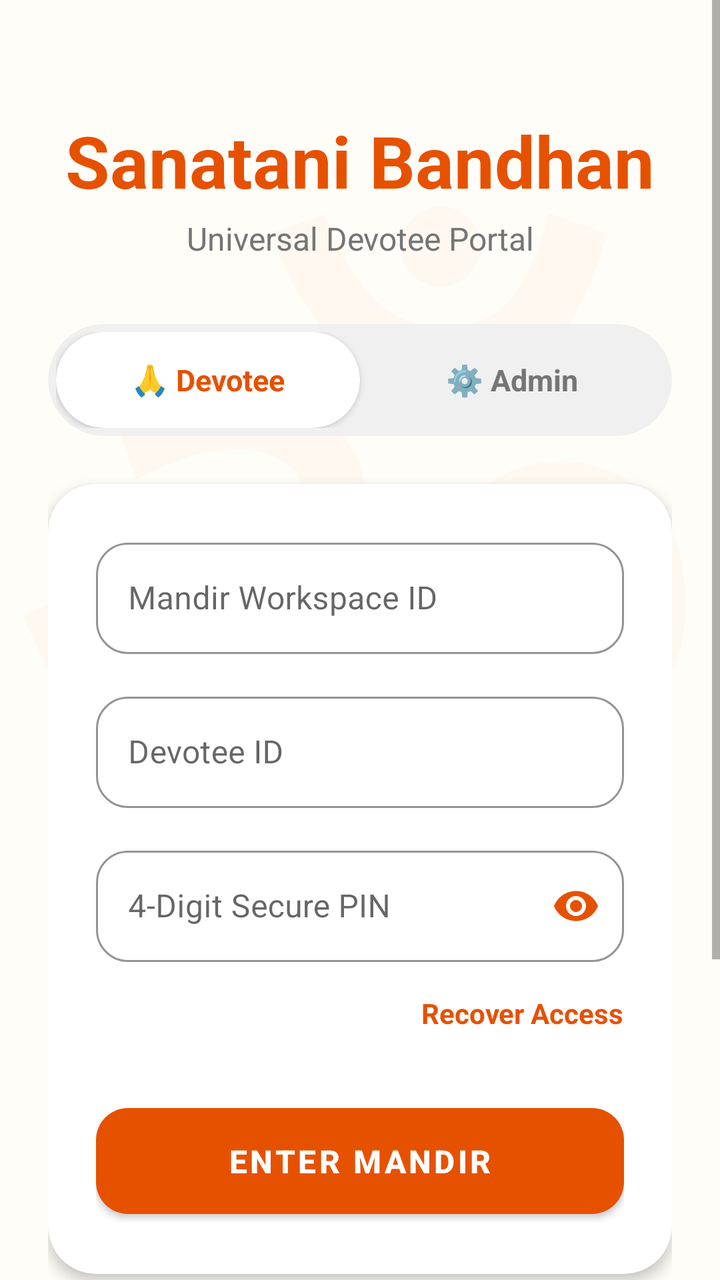
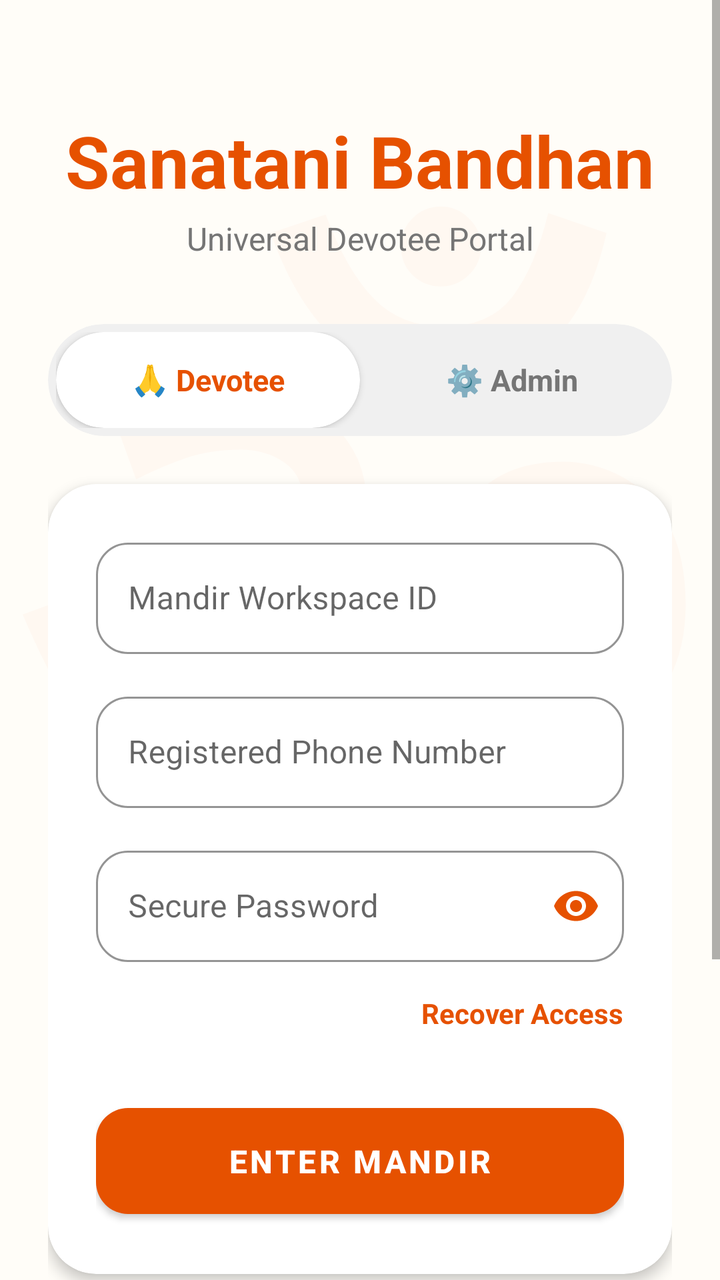

Two renders of the same Android screen: before a commit and after it. Below are the layout's source before the change and the commit's diff.
<!-- AndroidManifest.xml: application theme Theme.MaterialComponents.Light.NoActionBar -->
<!-- res/layout/activity_login.xml -->
<?xml version="1.0" encoding="utf-8"?>
<FrameLayout xmlns:android="http://schemas.android.com/apk/res/android"
    xmlns:app="http://schemas.android.com/apk/res-auto"
    android:layout_width="match_parent"
    android:layout_height="match_parent"
    android:background="#FFFDF8">

    
    <TextView
        android:layout_width="match_parent"
        android:layout_height="match_parent"
        android:text="ॐ"
        android:textSize="400sp"
        android:textColor="#E65100"
        android:alpha="0.03"
        android:gravity="center"
        android:importantForAccessibility="no" />

    <ScrollView
        android:layout_width="match_parent"
        android:layout_height="match_parent"
        android:fillViewport="true">

        <LinearLayout
            android:layout_width="match_parent"
            android:layout_height="wrap_content"
            android:orientation="vertical"
            android:padding="24dp"
            android:gravity="center_vertical">

            
            <TextView
                android:layout_width="match_parent"
                android:layout_height="wrap_content"
                android:text="Sanatani Bandhan"
                android:textSize="36sp"
                android:textStyle="bold"
                android:textColor="#E65100"
                android:gravity="center"
                android:layout_marginTop="32dp"
                android:layout_marginBottom="4dp"/>
                
            <TextView
                android:layout_width="match_parent"
                android:layout_height="wrap_content"
                android:text="Universal Devotee Portal"
                android:textSize="16sp"
                android:textColor="#757575"
                android:gravity="center"
                android:layout_marginBottom="32dp"/>

            
            <com.google.android.material.card.MaterialCardView
                android:layout_width="match_parent"
                android:layout_height="56dp"
                app:cardBackgroundColor="#F0F0F0"
                app:cardCornerRadius="28dp"
                app:cardElevation="0dp"
                android:layout_marginBottom="24dp">
                
                <LinearLayout
                    android:layout_width="match_parent"
                    android:layout_height="match_parent"
                    android:orientation="horizontal"
                    android:padding="4dp">
                    
                    
                    <com.google.android.material.card.MaterialCardView
                        android:id="@+id/tabDevotee"
                        android:layout_width="0dp"
                        android:layout_weight="1"
                        android:layout_height="match_parent"
                        app:cardBackgroundColor="#FFFFFF"
                        app:cardCornerRadius="24dp"
                        app:cardElevation="2dp">
                        <TextView
                            android:layout_width="match_parent"
                            android:layout_height="match_parent"
                            android:text="🙏 Devotee"
                            android:gravity="center"
                            android:textSize="15sp"
                            android:textStyle="bold"
                            android:textColor="#E65100"/>
                    </com.google.android.material.card.MaterialCardView>
                    
                    
                    <com.google.android.material.card.MaterialCardView
                        android:id="@+id/tabAdmin"
                        android:layout_width="0dp"
                        android:layout_weight="1"
                        android:layout_height="match_parent"
                        app:cardBackgroundColor="@android:color/transparent"
                        app:cardCornerRadius="24dp"
                        app:cardElevation="0dp">
                        <TextView
                            android:layout_width="match_parent"
                            android:layout_height="match_parent"
                            android:text="⚙️ Admin"
                            android:gravity="center"
                            android:textSize="15sp"
                            android:textStyle="bold"
                            android:textColor="#757575"/>
                    </com.google.android.material.card.MaterialCardView>
                </LinearLayout>
            </com.google.android.material.card.MaterialCardView>

            
            <com.google.android.material.card.MaterialCardView
                android:layout_width="match_parent"
                android:layout_height="wrap_content"
                app:cardCornerRadius="24dp"
                app:cardElevation="4dp"
                app:cardBackgroundColor="#FFFFFF"
                android:layout_marginBottom="24dp">
                
                <LinearLayout
                    android:layout_width="match_parent"
                    android:layout_height="wrap_content"
                    android:orientation="vertical"
                    android:padding="24dp">

                    
                    <LinearLayout
                        android:id="@+id/layoutDevoteeForm"
                        android:layout_width="match_parent"
                        android:layout_height="wrap_content"
                        android:orientation="vertical">
                        
                        <com.google.android.material.textfield.TextInputLayout
                            style="@style/Widget.MaterialComponents.TextInputLayout.OutlinedBox"
                            android:layout_width="match_parent"
                            android:layout_height="wrap_content"
                            android:hint="Mandir Workspace ID"
                            app:boxCornerRadiusTopStart="16dp"
                            app:boxCornerRadiusTopEnd="16dp"
                            app:boxCornerRadiusBottomStart="16dp"
                            app:boxCornerRadiusBottomEnd="16dp"
                            app:boxStrokeColor="#E65100"
                            android:layout_marginBottom="16dp">
                            <com.google.android.material.textfield.TextInputEditText
                                android:id="@+id/inputWorkspaceId"
                                android:layout_width="match_parent"
                                android:layout_height="wrap_content"
                                android:inputType="textCapCharacters" />
                        </com.google.android.material.textfield.TextInputLayout>

                        <com.google.android.material.textfield.TextInputLayout
                            style="@style/Widget.MaterialComponents.TextInputLayout.OutlinedBox"
                            android:layout_width="match_parent"
                            android:layout_height="wrap_content"
                            android:hint="Devotee ID"
                            app:boxCornerRadiusTopStart="16dp"
                            app:boxCornerRadiusTopEnd="16dp"
                            app:boxCornerRadiusBottomStart="16dp"
                            app:boxCornerRadiusBottomEnd="16dp"
                            app:boxStrokeColor="#E65100"
                            android:layout_marginBottom="16dp">
                            <com.google.android.material.textfield.TextInputEditText
                                android:id="@+id/inputUserId"
                                android:layout_width="match_parent"
                                android:layout_height="wrap_content"
                                android:inputType="number" />
                        </com.google.android.material.textfield.TextInputLayout>

                        <com.google.android.material.textfield.TextInputLayout
                            style="@style/Widget.MaterialComponents.TextInputLayout.OutlinedBox"
                            android:layout_width="match_parent"
                            android:layout_height="wrap_content"
                            android:hint="4-Digit Secure PIN"
                            app:passwordToggleEnabled="true"
                            app:passwordToggleTint="#E65100"
                            app:boxCornerRadiusTopStart="16dp"
                            app:boxCornerRadiusTopEnd="16dp"
                            app:boxCornerRadiusBottomStart="16dp"
                            app:boxCornerRadiusBottomEnd="16dp"
                            app:boxStrokeColor="#E65100"
                            android:layout_marginBottom="8dp">
                            <com.google.android.material.textfield.TextInputEditText
                                android:id="@+id/inputDevoteePin"
                                android:layout_width="match_parent"
                                android:layout_height="wrap_content"
                                android:inputType="numberPassword"
                                android:maxLength="4"/>
                        </com.google.android.material.textfield.TextInputLayout>
                    </LinearLayout>

                    
                    <LinearLayout
                        android:id="@+id/layoutAdminForm"
                        android:layout_width="match_parent"
                        android:layout_height="wrap_content"
                        android:orientation="vertical"
                        android:visibility="gone">
                        
                        <com.google.android.material.textfield.TextInputLayout
                            style="@style/Widget.MaterialComponents.TextInputLayout.OutlinedBox"
                            android:layout_width="match_parent"
                            android:layout_height="wrap_content"
                            android:hint="Admin Email Address"
                            app:boxCornerRadiusTopStart="16dp"
                            app:boxCornerRadiusTopEnd="16dp"
                            app:boxCornerRadiusBottomStart="16dp"
                            app:boxCornerRadiusBottomEnd="16dp"
                            app:boxStrokeColor="#E65100"
                            android:layout_marginBottom="16dp">
                            <com.google.android.material.textfield.TextInputEditText
                                android:id="@+id/inputAdminEmail"
                                android:layout_width="match_parent"
                                android:layout_height="wrap_content"
                                android:inputType="textEmailAddress" />
                        </com.google.android.material.textfield.TextInputLayout>

                        <com.google.android.material.textfield.TextInputLayout
                            style="@style/Widget.MaterialComponents.TextInputLayout.OutlinedBox"
                            android:layout_width="match_parent"
                            android:layout_height="wrap_content"
                            android:hint="Master Password"
                            app:passwordToggleEnabled="true"
                            app:passwordToggleTint="#E65100"
                            app:boxCornerRadiusTopStart="16dp"
                            app:boxCornerRadiusTopEnd="16dp"
                            app:boxCornerRadiusBottomStart="16dp"
                            app:boxCornerRadiusBottomEnd="16dp"
                            app:boxStrokeColor="#E65100"
                            android:layout_marginBottom="8dp">
                            <com.google.android.material.textfield.TextInputEditText
                                android:id="@+id/inputAdminPassword"
                                android:layout_width="match_parent"
                                android:layout_height="wrap_content"
                                android:inputType="textPassword"/>
                        </com.google.android.material.textfield.TextInputLayout>
                    </LinearLayout>

                    <TextView 
                        android:id="@+id/tvForgotPassword" 
                        android:layout_width="wrap_content" 
                        android:layout_height="wrap_content" 
                        android:text="Recover Access" 
                        android:textColor="#E65100" 
                        android:textStyle="bold" 
                        android:layout_gravity="end" 
                        android:layout_marginBottom="24dp" 
                        android:paddingTop="8dp"
                        android:paddingBottom="8dp"/>

                    <com.google.android.material.button.MaterialButton
                        android:id="@+id/btnLogin"
                        android:layout_width="match_parent"
                        android:layout_height="65dp"
                        android:text="ENTER MANDIR"
                        android:textSize="16sp"
                        android:textStyle="bold"
                        app:cornerRadius="16dp"
                        app:backgroundTint="#E65100"
                        app:elevation="2dp"/>
                </LinearLayout>
            </com.google.android.material.card.MaterialCardView>

            <TextView 
                android:id="@+id/tvCreateWorkspace" 
                android:layout_width="match_parent" 
                android:layout_height="wrap_content" 
                android:text="Establish a New Mandir Portal" 
                android:textSize="15sp" 
                android:textStyle="bold" 
                android:textColor="#212121" 
                android:gravity="center" 
                android:padding="12dp"
                android:layout_marginBottom="32dp"/>

            
            <TextView
                android:layout_width="match_parent"
                android:layout_height="wrap_content"
                android:text="&quot;Om Saha Navavatu, Saha Nau Bhunaktu&quot;\n(May the divine protect us both together, may He nourish us both together)"
                android:textSize="12sp"
                android:textStyle="italic"
                android:textColor="#9E9E9E"
                android:gravity="center"
                android:layout_marginTop="16dp"
                android:layout_marginBottom="32dp"/>

        </LinearLayout>
    </ScrollView>
</FrameLayout>
<!-- resources referenced by this layout -->
<resources>

</resources>

<!-- the commit's change to res/layout/activity_login.xml (unified diff, before → after) -->
@@ -39,7 +39,7 @@
                 android:gravity="center"
                 android:layout_marginTop="32dp"
                 android:layout_marginBottom="4dp"/>
-                
+
             <TextView
                 android:layout_width="match_parent"
                 android:layout_height="wrap_content"
@@ -57,14 +57,13 @@
                 app:cardCornerRadius="28dp"
                 app:cardElevation="0dp"
                 android:layout_marginBottom="24dp">
-                
+
                 <LinearLayout
                     android:layout_width="match_parent"
                     android:layout_height="match_parent"
                     android:orientation="horizontal"
                     android:padding="4dp">
-                    
-                    
+
                     <com.google.android.material.card.MaterialCardView
                         android:id="@+id/tabDevotee"
                         android:layout_width="0dp"
@@ -82,8 +81,7 @@
                             android:textStyle="bold"
                             android:textColor="#E65100"/>
                     </com.google.android.material.card.MaterialCardView>
-                    
-                    
+
                     <com.google.android.material.card.MaterialCardView
                         android:id="@+id/tabAdmin"
                         android:layout_width="0dp"
@@ -112,7 +110,7 @@
                 app:cardElevation="4dp"
                 app:cardBackgroundColor="#FFFFFF"
                 android:layout_marginBottom="24dp">
-                
+
                 <LinearLayout
                     android:layout_width="match_parent"
                     android:layout_height="wrap_content"
@@ -125,7 +123,7 @@
                         android:layout_width="match_parent"
                         android:layout_height="wrap_content"
                         android:orientation="vertical">
-                        
+
                         <com.google.android.material.textfield.TextInputLayout
                             style="@style/Widget.MaterialComponents.TextInputLayout.OutlinedBox"
                             android:layout_width="match_parent"
@@ -141,14 +139,14 @@
                                 android:id="@+id/inputWorkspaceId"
                                 android:layout_width="match_parent"
                                 android:layout_height="wrap_content"
-                                android:inputType="textCapCharacters" />
-                        </com.google.android.material.textfield.TextInputLayout>
-
-                        <com.google.android.material.textfield.TextInputLayout
-                            style="@style/Widget.MaterialComponents.TextInputLayout.OutlinedBox"
-                            android:layout_width="match_parent"
-                            android:layout_height="wrap_content"
-                            android:hint="Devotee ID"
+                                android:inputType="textVisiblePassword" />
+                        </com.google.android.material.textfield.TextInputLayout>
+
+                        <com.google.android.material.textfield.TextInputLayout
+                            style="@style/Widget.MaterialComponents.TextInputLayout.OutlinedBox"
+                            android:layout_width="match_parent"
+                            android:layout_height="wrap_content"
+                            android:hint="Registered Phone Number"
                             app:boxCornerRadiusTopStart="16dp"
                             app:boxCornerRadiusTopEnd="16dp"
                             app:boxCornerRadiusBottomStart="16dp"
@@ -159,14 +157,14 @@
                                 android:id="@+id/inputUserId"
                                 android:layout_width="match_parent"
                                 android:layout_height="wrap_content"
-                                android:inputType="number" />
-                        </com.google.android.material.textfield.TextInputLayout>
-
-                        <com.google.android.material.textfield.TextInputLayout
-                            style="@style/Widget.MaterialComponents.TextInputLayout.OutlinedBox"
-                            android:layout_width="match_parent"
-                            android:layout_height="wrap_content"
-                            android:hint="4-Digit Secure PIN"
+                                android:inputType="textEmailAddress|phone" />
+                        </com.google.android.material.textfield.TextInputLayout>
+
+                        <com.google.android.material.textfield.TextInputLayout
+                            style="@style/Widget.MaterialComponents.TextInputLayout.OutlinedBox"
+                            android:layout_width="match_parent"
+                            android:layout_height="wrap_content"
+                            android:hint="Secure Password"
                             app:passwordToggleEnabled="true"
                             app:passwordToggleTint="#E65100"
                             app:boxCornerRadiusTopStart="16dp"
@@ -179,8 +177,7 @@
                                 android:id="@+id/inputDevoteePin"
                                 android:layout_width="match_parent"
                                 android:layout_height="wrap_content"
-                                android:inputType="numberPassword"
-                                android:maxLength="4"/>
+                                android:inputType="textPassword"/>
                         </com.google.android.material.textfield.TextInputLayout>
                     </LinearLayout>
 
@@ -191,7 +188,7 @@
                         android:layout_height="wrap_content"
                         android:orientation="vertical"
                         android:visibility="gone">
-                        
+
                         <com.google.android.material.textfield.TextInputLayout
                             style="@style/Widget.MaterialComponents.TextInputLayout.OutlinedBox"
                             android:layout_width="match_parent"
@@ -268,7 +265,6 @@
                 android:padding="12dp"
                 android:layout_marginBottom="32dp"/>
 
-            
             <TextView
                 android:layout_width="match_parent"
                 android:layout_height="wrap_content"
